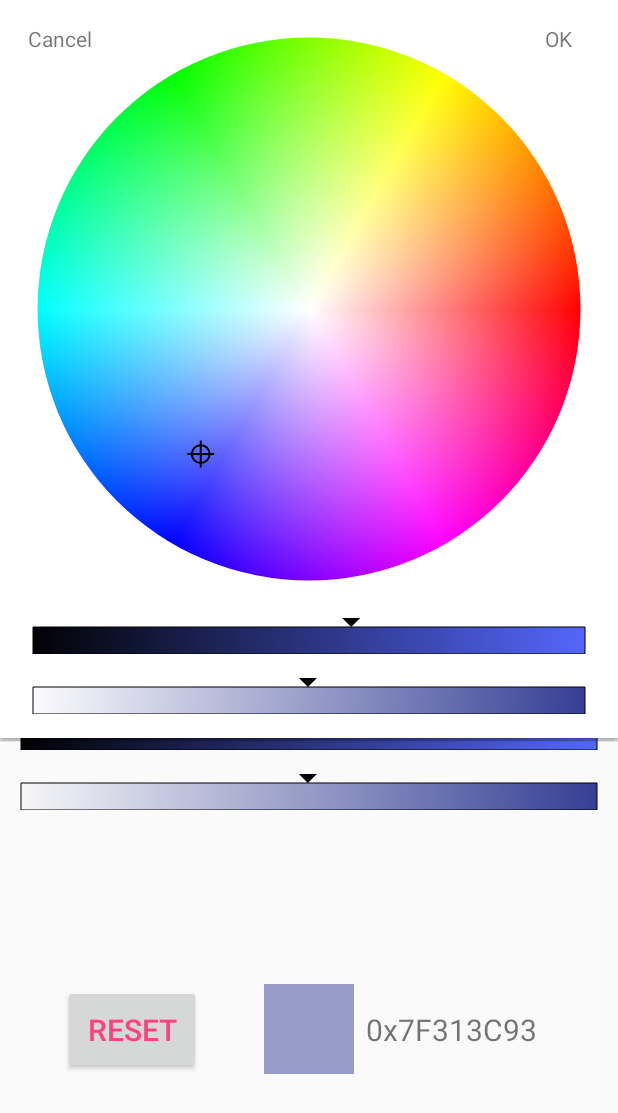
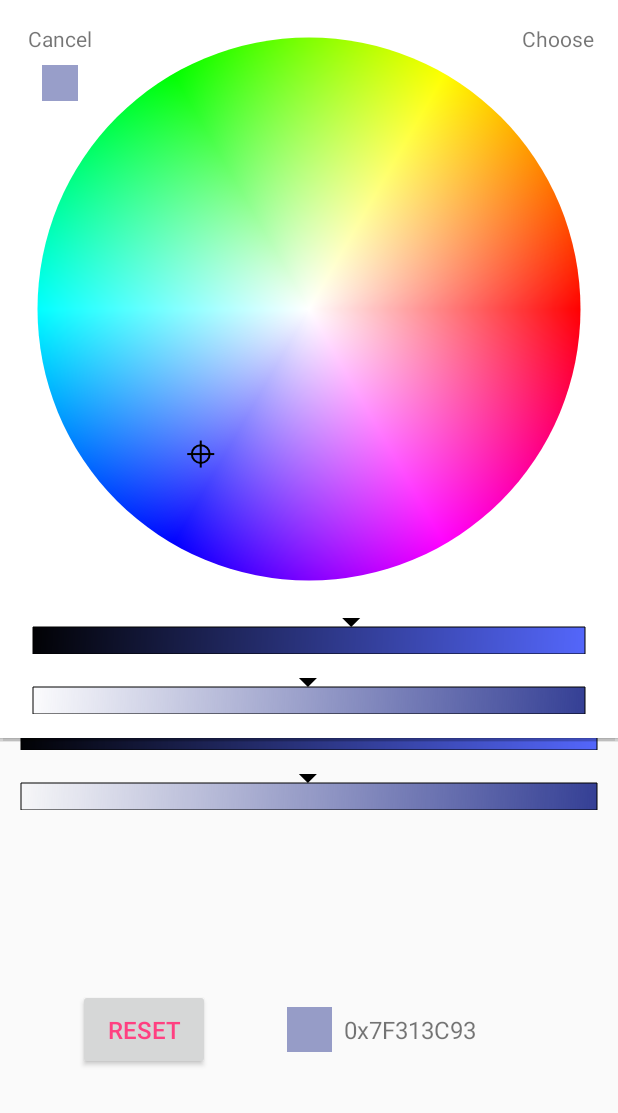
Before and after one commit to duanhong169/ColorPicker, an Android app: the screen it shows after launch (MainActivity), after a tap on an icon or button, on a phone screen of 412 x 824 dp. Shown: the top 1113 px of the screen. Run offline under Robolectric (Android 15) with nearby library versions, the phone set to English and light mode, and no system bars; our stand-ins replace ButterKnife; plain views replace TextButton.

Commit message:
Add color indicator and value

```diff
--- a/app/src/main/java/top/defaults/colorpicker/MainActivity.java
+++ b/app/src/main/java/top/defaults/colorpicker/MainActivity.java
@@ -32,6 +32,10 @@ public class MainActivity extends AppCompatActivity {
         new ColorPickerPopup.Builder(this)
                 .initialColor(colorPickerView.getColor())
                 .enableAlpha(true)
+                .okTitle("Choose")
+                .cancelTitle("Cancel")
+                .showIndicator(true)
+                .showValue(true)
                 .build()
                 .show(v, new ColorPickerPopup.ColorPickerObserver() {
                     @Override
--- a/app/src/main/res/layout/activity_main.xml
+++ b/app/src/main/res/layout/activity_main.xml
@@ -18,8 +18,8 @@
 
     <View
         android:id="@+id/pickedColor"
-        android:layout_width="60dp"
-        android:layout_height="60dp"
+        android:layout_width="30dp"
+        android:layout_height="30dp"
         app:layout_constraintTop_toBottomOf="@+id/colorPicker"
         app:layout_constraintLeft_toLeftOf="parent"
         app:layout_constraintRight_toRightOf="parent"
@@ -31,7 +31,7 @@
         android:layout_height="wrap_content"
         android:layout_marginLeft="8dp"
         android:layout_marginStart="8dp"
-        android:textSize="20sp"
+        android:textSize="16sp"
         app:layout_constraintTop_toTopOf="@+id/pickedColor"
         app:layout_constraintBottom_toBottomOf="@+id/pickedColor"
         app:layout_constraintLeft_toRightOf="@+id/pickedColor"/>
@@ -42,7 +42,7 @@
         android:layout_height="wrap_content"
         android:padding="16dp"
         android:text="reset"
-        android:textSize="20sp"
+        android:textSize="16sp"
         android:textColor="@color/colorAccent"
         app:backgroundEffect="ripple"
         app:layout_constraintTop_toTopOf="@+id/pickedColor"
--- a/colorpicker/src/main/java/top/defaults/view/ColorPickerPopup.java
+++ b/colorpicker/src/main/java/top/defaults/view/ColorPickerPopup.java
@@ -12,6 +12,8 @@ import android.view.ViewGroup;
 import android.widget.PopupWindow;
 import android.widget.TextView;
 
+import java.util.Locale;
+
 import static android.content.Context.LAYOUT_INFLATER_SERVICE;
 
 public class ColorPickerPopup {
@@ -21,6 +23,8 @@ public class ColorPickerPopup {
     private boolean enableAlpha;
     private String okTitle;
     private String cancelTitle;
+    private boolean showIndicator;
+    private boolean showValue;
 
     private ColorPickerPopup(Builder builder) {
         this.context = builder.context;
@@ -28,6 +32,8 @@ public class ColorPickerPopup {
         this.enableAlpha = builder.enableAlpha;
         this.okTitle = builder.okTitle;
         this.cancelTitle = builder.cancelTitle;
+        this.showIndicator = builder.showIndicator;
+        this.showValue = builder.showValue;
     }
 
     public void show(View parent, final ColorPickerObserver observer) {
@@ -64,6 +70,24 @@ public class ColorPickerPopup {
             }
         });
 
+        final View colorIndicator = layout.findViewById(R.id.colorIndicator);
+        final TextView colorHex = layout.findViewById(R.id.colorHex);
+
+        colorIndicator.setVisibility(showIndicator ? View.VISIBLE : View.GONE);
+        colorHex.setVisibility(showValue ? View.VISIBLE : View.GONE);
+
+        colorPickerView.subscribe(new ColorObserver() {
+            @Override
+            public void onColor(int color, boolean fromUser) {
+                if (showIndicator) {
+                    colorIndicator.setBackgroundColor(color);
+                }
+                if (showValue) {
+                    colorHex.setText(colorHex(color));
+                }
+            }
+        });
+
         if(Build.VERSION.SDK_INT >= 21){
             popupWindow.setElevation(10.0f);
         }
@@ -78,6 +102,8 @@ public class ColorPickerPopup {
         private boolean enableAlpha = false;
         private String okTitle = "OK";
         private String cancelTitle = "Cancel";
+        private boolean showIndicator = true;
+        private boolean showValue = true;
 
         public Builder(Context context) {
             this.context = context;
@@ -103,9 +129,27 @@ public class ColorPickerPopup {
             return this;
         }
 
+        public Builder showIndicator(boolean show) {
+            showIndicator = show;
+            return this;
+        }
+
+        public Builder showValue(boolean show) {
+            showValue = show;
+            return this;
+        }
+
         public ColorPickerPopup build() {
             return new ColorPickerPopup(this);
         }
+    }
+
+    private String colorHex(int color) {
+        int a = Color.alpha(color);
+        int r = Color.red(color);
+        int g = Color.green(color);
+        int b = Color.blue(color);
+        return String.format(Locale.getDefault(), "0x%02X%02X%02X%02X", a, r, g, b);
     }
 
     public interface ColorPickerObserver extends ColorObserver {
--- a/colorpicker/src/main/res/layout/top_defaults_view_color_picker_popup.xml
+++ b/colorpicker/src/main/res/layout/top_defaults_view_color_picker_popup.xml
@@ -39,4 +39,23 @@
         app:layout_constraintRight_toRightOf="parent"
         app:layout_constraintTop_toTopOf="parent"/>
 
+    <View
+        android:id="@+id/colorIndicator"
+        android:layout_width="24dp"
+        android:layout_height="24dp"
+        app:layout_constraintLeft_toLeftOf="@+id/cancel"
+        app:layout_constraintRight_toRightOf="@+id/cancel"
+        app:layout_constraintTop_toBottomOf="@+id/cancel"/>
+
+    <TextView
+        android:id="@+id/colorHex"
+        android:layout_width="wrap_content"
+        android:layout_height="wrap_content"
+        android:gravity="center_horizontal"
+        android:layout_marginLeft="8dp"
+        android:layout_marginStart="8dp"
+        app:layout_constraintLeft_toLeftOf="@+id/ok"
+        app:layout_constraintRight_toRightOf="@+id/ok"
+        app:layout_constraintTop_toBottomOf="@+id/ok"/>
+
 </android.support.constraint.ConstraintLayout>
```
